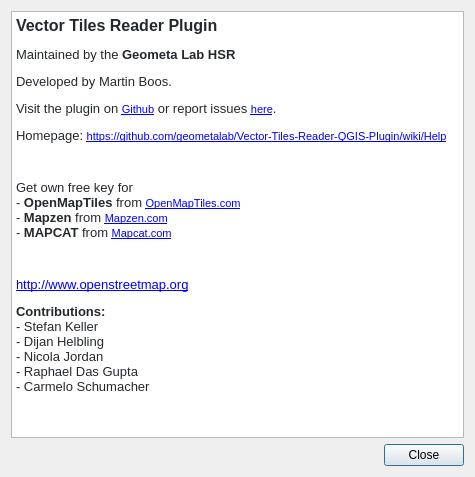
This is ui/qt/dlg_about.ui in geometalab/Vector-Tiles-Reader-QGIS-Plugin as Qt 5 draws it before an edit. The edited form follows.
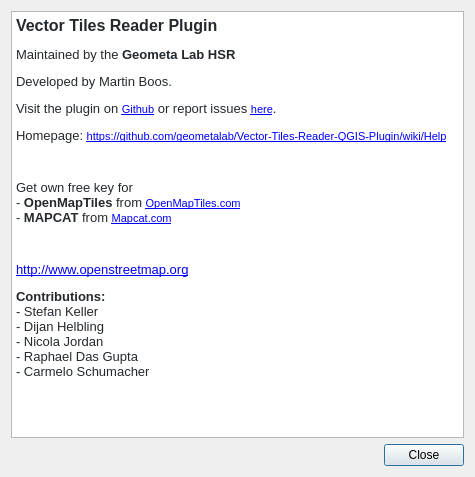
This is the edited form.

Commit message: mapzen removed due to service shutdown

Patch:
```diff
--- a/ui/qt/dlg_about.ui
+++ b/ui/qt/dlg_about.ui
@@ -52,7 +52,7 @@
 &lt;p style=&quot; margin-top:12px; margin-bottom:12px; margin-left:0px; margin-right:0px; -qt-block-indent:0; text-indent:0px;&quot;&gt;&lt;span style=&quot; font-family:'-apple-system,BlinkMacSystemFont,Segoe UI,Helvetica,Arial,sans-serif,Apple Color Emoji,Segoe UI Emoji,Segoe UI Symbol'; font-size:10pt; color:#24292e;&quot;&gt;Visit the plugin on &lt;/span&gt;&lt;a href=&quot;https://github.com/geometalab/Vector-Tiles-Reader-QGIS-Plugin&quot;&gt;&lt;span style=&quot; font-size:8pt; text-decoration: underline; color:#0000ff;&quot;&gt;Github&lt;/span&gt;&lt;/a&gt;&lt;span style=&quot; font-family:'-apple-system,BlinkMacSystemFont,Segoe UI,Helvetica,Arial,sans-serif,Apple Color Emoji,Segoe UI Emoji,Segoe UI Symbol'; font-size:10pt; color:#24292e;&quot;&gt; or report issues &lt;/span&gt;&lt;a href=&quot;https://github.com/geometalab/Vector-Tiles-Reader-QGIS-Plugin/issues&quot;&gt;&lt;span style=&quot; font-size:8pt; text-decoration: underline; color:#0000ff;&quot;&gt;here&lt;/span&gt;&lt;/a&gt;&lt;span style=&quot; font-family:'-apple-system,BlinkMacSystemFont,Segoe UI,Helvetica,Arial,sans-serif,Apple Color Emoji,Segoe UI Emoji,Segoe UI Symbol'; font-size:10pt; color:#24292e;&quot;&gt;.&lt;/span&gt;&lt;/p&gt;
 &lt;p style=&quot; margin-top:12px; margin-bottom:12px; margin-left:0px; margin-right:0px; -qt-block-indent:0; text-indent:0px;&quot;&gt;&lt;span style=&quot; font-family:'-apple-system,BlinkMacSystemFont,Segoe UI,Helvetica,Arial,sans-serif,Apple Color Emoji,Segoe UI Emoji,Segoe UI Symbol'; font-size:10pt; color:#24292e;&quot;&gt;Homepage: &lt;/span&gt;&lt;a href=&quot;https://github.com/geometalab/Vector-Tiles-Reader-QGIS-Plugin/wiki/Help&quot;&gt;&lt;span style=&quot; font-size:8pt; text-decoration: underline; color:#0000ff;&quot;&gt;https://github.com/geometalab/Vector-Tiles-Reader-QGIS-Plugin/wiki/Help&lt;/span&gt;&lt;/a&gt;&lt;/p&gt;
 &lt;p style=&quot;-qt-paragraph-type:empty; margin-top:12px; margin-bottom:12px; margin-left:0px; margin-right:0px; -qt-block-indent:0; text-indent:0px; font-size:8pt;&quot;&gt;&lt;br /&gt;&lt;/p&gt;
-&lt;p style=&quot; margin-top:12px; margin-bottom:12px; margin-left:0px; margin-right:0px; -qt-block-indent:0; text-indent:0px;&quot;&gt;&lt;span style=&quot; font-family:'-apple-system,BlinkMacSystemFont,Segoe UI,Helvetica,Arial,sans-serif,Apple Color Emoji,Segoe UI Emoji,Segoe UI Symbol'; font-size:10pt; color:#24292e;&quot;&gt;Get own free key for&lt;br /&gt;- &lt;/span&gt;&lt;span style=&quot; font-family:'-apple-system,BlinkMacSystemFont,Segoe UI,Helvetica,Arial,sans-serif,Apple Color Emoji,Segoe UI Emoji,Segoe UI Symbol'; font-size:10pt; font-weight:600; color:#24292e;&quot;&gt;OpenMapTiles&lt;/span&gt;&lt;span style=&quot; font-family:'-apple-system,BlinkMacSystemFont,Segoe UI,Helvetica,Arial,sans-serif,Apple Color Emoji,Segoe UI Emoji,Segoe UI Symbol'; font-size:10pt; color:#24292e;&quot;&gt; from &lt;/span&gt;&lt;a href=&quot;https://openmaptiles.com/hosting/&quot;&gt;&lt;span style=&quot; font-size:8pt; text-decoration: underline; color:#0000ff;&quot;&gt;OpenMapTiles.com&lt;br /&gt;&lt;/span&gt;&lt;/a&gt;&lt;span style=&quot; font-family:'-apple-system,BlinkMacSystemFont,Segoe UI,Helvetica,Arial,sans-serif,Apple Color Emoji,Segoe UI Emoji,Segoe UI Symbol'; font-size:10pt; color:#24292e;&quot;&gt;- &lt;/span&gt;&lt;span style=&quot; font-family:'-apple-system,BlinkMacSystemFont,Segoe UI,Helvetica,Arial,sans-serif,Apple Color Emoji,Segoe UI Emoji,Segoe UI Symbol'; font-size:10pt; font-weight:600; color:#24292e;&quot;&gt;Mapzen&lt;/span&gt;&lt;span style=&quot; font-family:'-apple-system,BlinkMacSystemFont,Segoe UI,Helvetica,Arial,sans-serif,Apple Color Emoji,Segoe UI Emoji,Segoe UI Symbol'; font-size:10pt; color:#24292e;&quot;&gt; from &lt;/span&gt;&lt;a href=&quot;https://mapzen.com/&quot;&gt;&lt;span style=&quot; font-size:8pt; text-decoration: underline; color:#0000ff;&quot;&gt;Mapzen.com&lt;br /&gt;&lt;/span&gt;&lt;/a&gt;&lt;span style=&quot; font-family:'-apple-system,BlinkMacSystemFont,Segoe UI,Helvetica,Arial,sans-serif,Apple Color Emoji,Segoe UI Emoji,Segoe UI Symbol'; font-size:10pt; color:#24292e;&quot;&gt;- &lt;/span&gt;&lt;span style=&quot; font-family:'-apple-system,BlinkMacSystemFont,Segoe UI,Helvetica,Arial,sans-serif,Apple Color Emoji,Segoe UI Emoji,Segoe UI Symbol'; font-size:10pt; font-weight:600; color:#24292e;&quot;&gt;MAPCAT&lt;/span&gt;&lt;span style=&quot; font-family:'-apple-system,BlinkMacSystemFont,Segoe UI,Helvetica,Arial,sans-serif,Apple Color Emoji,Segoe UI Emoji,Segoe UI Symbol'; font-size:10pt; color:#24292e;&quot;&gt; from &lt;/span&gt;&lt;a href=&quot;https://mapcat.com/&quot;&gt;&lt;span style=&quot; font-size:8pt; text-decoration: underline; color:#0000ff;&quot;&gt;Mapcat.com&lt;/span&gt;&lt;/a&gt;&lt;/p&gt;
+&lt;p style=&quot; margin-top:12px; margin-bottom:12px; margin-left:0px; margin-right:0px; -qt-block-indent:0; text-indent:0px;&quot;&gt;&lt;span style=&quot; font-family:'-apple-system,BlinkMacSystemFont,Segoe UI,Helvetica,Arial,sans-serif,Apple Color Emoji,Segoe UI Emoji,Segoe UI Symbol'; font-size:10pt; color:#24292e;&quot;&gt;Get own free key for&lt;br /&gt;- &lt;/span&gt;&lt;span style=&quot; font-family:'-apple-system,BlinkMacSystemFont,Segoe UI,Helvetica,Arial,sans-serif,Apple Color Emoji,Segoe UI Emoji,Segoe UI Symbol'; font-size:10pt; font-weight:600; color:#24292e;&quot;&gt;OpenMapTiles&lt;/span&gt;&lt;span style=&quot; font-family:'-apple-system,BlinkMacSystemFont,Segoe UI,Helvetica,Arial,sans-serif,Apple Color Emoji,Segoe UI Emoji,Segoe UI Symbol'; font-size:10pt; color:#24292e;&quot;&gt; from &lt;/span&gt;&lt;a href=&quot;https://openmaptiles.com/hosting/&quot;&gt;&lt;span style=&quot; font-size:8pt; text-decoration: underline; color:#0000ff;&quot;&gt;OpenMapTiles.com&lt;/span&gt;&lt;/a&gt;&lt;a href=&quot;https://mapzen.com/&quot;&gt;&lt;span style=&quot; font-size:8pt; text-decoration: underline; color:#0000ff;&quot;&gt;&lt;br /&gt;&lt;/span&gt;&lt;/a&gt;&lt;span style=&quot; font-family:'-apple-system,BlinkMacSystemFont,Segoe UI,Helvetica,Arial,sans-serif,Apple Color Emoji,Segoe UI Emoji,Segoe UI Symbol'; font-size:10pt; color:#24292e;&quot;&gt;- &lt;/span&gt;&lt;span style=&quot; font-family:'-apple-system,BlinkMacSystemFont,Segoe UI,Helvetica,Arial,sans-serif,Apple Color Emoji,Segoe UI Emoji,Segoe UI Symbol'; font-size:10pt; font-weight:600; color:#24292e;&quot;&gt;MAPCAT&lt;/span&gt;&lt;span style=&quot; font-family:'-apple-system,BlinkMacSystemFont,Segoe UI,Helvetica,Arial,sans-serif,Apple Color Emoji,Segoe UI Emoji,Segoe UI Symbol'; font-size:10pt; color:#24292e;&quot;&gt; from &lt;/span&gt;&lt;a href=&quot;https://mapcat.com/&quot;&gt;&lt;span style=&quot; font-size:8pt; text-decoration: underline; color:#0000ff;&quot;&gt;Mapcat.com&lt;/span&gt;&lt;/a&gt;&lt;/p&gt;
 &lt;p style=&quot;-qt-paragraph-type:empty; margin-top:12px; margin-bottom:12px; margin-left:0px; margin-right:0px; -qt-block-indent:0; text-indent:0px; font-size:8pt;&quot;&gt;&lt;br /&gt;&lt;/p&gt;
 &lt;p style=&quot; margin-top:12px; margin-bottom:12px; margin-left:0px; margin-right:0px; -qt-block-indent:0; text-indent:0px;&quot;&gt;&lt;a href=&quot;http://www.openstreetmap.org&quot;&gt;&lt;span style=&quot; font-family:'-apple-system,BlinkMacSystemFont,Segoe UI,Helvetica,Arial,sans-serif,Apple Color Emoji,Segoe UI Emoji,Segoe UI Symbol'; font-size:10pt; text-decoration: underline; color:#0000ff;&quot;&gt;http://www.openstreetmap.org&lt;/span&gt;&lt;/a&gt;&lt;/p&gt;
 &lt;p style=&quot; margin-top:12px; margin-bottom:12px; margin-left:0px; margin-right:0px; -qt-block-indent:0; text-indent:0px;&quot;&gt;&lt;span style=&quot; font-family:'-apple-system,BlinkMacSystemFont,Segoe UI,Helvetica,Arial,sans-serif,Apple Color Emoji,Segoe UI Emoji,Segoe UI Symbol'; font-size:10pt; font-weight:600; color:#24292e;&quot;&gt;Contributions:&lt;/span&gt;&lt;span style=&quot; font-family:'-apple-system,BlinkMacSystemFont,Segoe UI,Helvetica,Arial,sans-serif,Apple Color Emoji,Segoe UI Emoji,Segoe UI Symbol'; font-size:10pt; color:#24292e;&quot;&gt;&lt;br /&gt;- Stefan Keller&lt;br /&gt;- Dijan Helbling&lt;br /&gt;- Nicola Jordan&lt;br /&gt;- Raphael Das Gupta&lt;br /&gt;- Carmelo Schumacher&lt;/span&gt;&lt;/p&gt;&lt;/body&gt;&lt;/html&gt;</string>
```
The commit also changes 2 other files.
